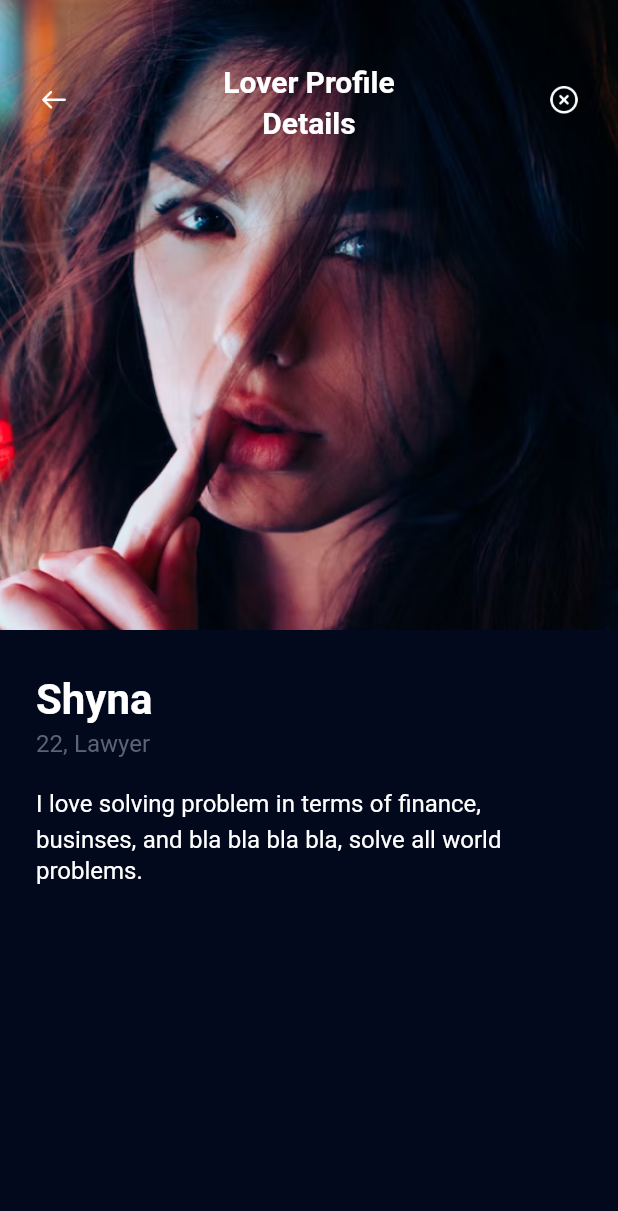
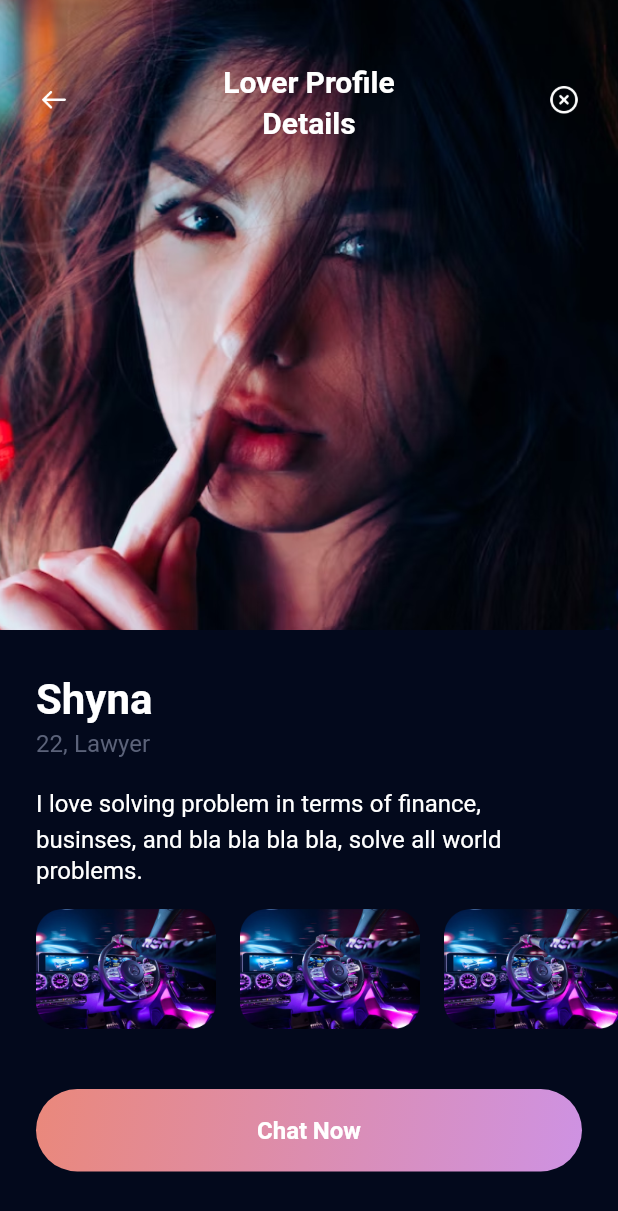
Before and after one commit to chaedirdwiantara/SarangApp, a Flutter app: the PeopleProfileScreen screen opened by its route, on a phone screen of 412 x 824 dp. Shown: the top 1211 px of the screen. Run offline on Flutter 3.47's test engine with Material 2 defaults, Android fonts, the phone set to English and light mode, and no system bars; our stand-ins replace google_fonts.

Commit message:
final slicing add button n scrollView image on detail profile

```diff
--- /dev/null
+++ b/lib/src/common_widgets/people_identity_widget.dart
@@ -0,0 +1,38 @@
+import 'package:flutter/material.dart';
+import 'package:sarang_app/src/theme_manager/font_manager.dart';
+import 'package:sarang_app/src/theme_manager/style_manager.dart';
+import 'package:sarang_app/src/theme_manager/values_manager.dart';
+
+class PeopleIdentityWidget extends StatelessWidget {
+  const PeopleIdentityWidget({
+    Key? key,
+  }) : super(key: key);
+
+  @override
+  Widget build(BuildContext context) {
+    return Padding(
+      padding: const EdgeInsets.symmetric(horizontal: AppPadding.p24),
+      child: Column(
+        crossAxisAlignment: CrossAxisAlignment.start,
+        children: [
+          Text(
+            'Shyna',
+            style: getWhiteTextStyle(
+                fontSize: FontSizeManager.f28,
+                fontWeight: FontWeightManager.semiBold),
+          ),
+          Text('22, Lawyer', style: getBlackTextStyle()),
+          const SizedBox(
+            height: AppSize.s16,
+          ),
+          Text(
+              'I love solving problem in terms of finance, businses, and bla bla bla bla, solve all world problems.',
+              style: getWhiteTextStyle()),
+          const SizedBox(
+            height: AppSize.s16,
+          )
+        ],
+      ),
+    );
+  }
+}
--- /dev/null
+++ b/lib/src/common_widgets/profile_detail_image_widget.dart
@@ -0,0 +1,57 @@
+import 'package:flutter/material.dart';
+import 'package:sarang_app/src/common_widgets/match_button_widget.dart';
+import 'package:sarang_app/src/theme_manager/asset_image_icon_manager.dart';
+import 'package:sarang_app/src/theme_manager/font_manager.dart';
+import 'package:sarang_app/src/theme_manager/style_manager.dart';
+import 'package:sarang_app/src/theme_manager/values_manager.dart';
+
+class ProfileDetailImageWidget extends StatelessWidget {
+  const ProfileDetailImageWidget({
+    Key? key,
+  }) : super(key: key);
+
+  @override
+  Widget build(BuildContext context) {
+    return Stack(
+      children: [
+        Container(
+          width: double.infinity,
+          height: 420.0,
+          decoration: const BoxDecoration(
+            image: DecorationImage(
+              fit: BoxFit.cover,
+              image: AssetImage(
+                  '${AssetImageIconManager.assetPath}/people_love1_image.png'),
+            ),
+          ),
+        ),
+        Padding(
+          padding: const EdgeInsets.symmetric(
+            vertical: AppPadding.p40,
+            horizontal: AppPadding.p26,
+          ),
+          child: Row(
+            mainAxisAlignment: MainAxisAlignment.spaceBetween,
+            children: [
+              MatchButtonWidget(
+                  dimension: 20.0,
+                  onTap: () {},
+                  iconPath: 'icon_arrow_left.png'),
+              Text(
+                'Lover Profile\nDetails',
+                textAlign: TextAlign.center,
+                style: getWhiteTextStyle(
+                    fontWeight: FontWeightManager.semiBold,
+                    fontSize: FontSizeManager.f20),
+              ),
+              MatchButtonWidget(
+                  dimension: 20.0,
+                  onTap: () {},
+                  iconPath: 'icon_close_circle.png')
+            ],
+          ),
+        )
+      ],
+    );
+  }
+}
--- a/lib/src/features/likes_you/presentation/people_provile_screen.dart
+++ b/lib/src/features/likes_you/presentation/people_provile_screen.dart
@@ -1,8 +1,8 @@
 import 'package:flutter/material.dart';
-import 'package:sarang_app/src/common_widgets/match_button_widget.dart';
+import 'package:sarang_app/src/common_widgets/custom_button_widget.dart';
+import 'package:sarang_app/src/common_widgets/people_identity_widget.dart';
+import 'package:sarang_app/src/common_widgets/profile_detail_image_widget.dart';
 import 'package:sarang_app/src/theme_manager/asset_image_icon_manager.dart';
-import 'package:sarang_app/src/theme_manager/font_manager.dart';
-import 'package:sarang_app/src/theme_manager/style_manager.dart';
 import 'package:sarang_app/src/theme_manager/values_manager.dart';
 
 class PeopleProfileScreen extends StatelessWidget {
@@ -14,71 +14,47 @@ class PeopleProfileScreen extends StatelessWidget {
     return Scaffold(
       body: Column(
         children: [
-          Stack(
-            children: [
+          const ProfileDetailImageWidget(),
+          const SizedBox(
+            height: AppSize.s30,
+          ),
+          const PeopleIdentityWidget(),
           Container(
-                width: double.infinity,
-                height: 420.0,
-                decoration: const BoxDecoration(
-                  image: DecorationImage(
+            height: 80.0,
+            margin: const EdgeInsets.only(
+              left: AppMargin.m24,
+            ),
+            child: ListView.builder(
+              scrollDirection: Axis.horizontal,
+              itemBuilder: (context, index) {
+                return Container(
+                  width: 120.0,
+                  height: 80.0,
+                  margin: const EdgeInsets.only(right: AppMargin.m16),
+                  decoration: BoxDecoration(
+                    borderRadius: BorderRadius.circular(AppSize.s18),
+                    image: const DecorationImage(
                       fit: BoxFit.cover,
                       image: AssetImage(
-                        '${AssetImageIconManager.assetPath}/people_love1_image.png'),
+                        '${AssetImageIconManager.assetPath}/hobby2_image.png',
                       ),
                     ),
                   ),
-              Padding(
-                padding: const EdgeInsets.symmetric(
-                  vertical: AppPadding.p40,
-                  horizontal: AppPadding.p26,
+                );
+              },
+              itemCount: 4,
             ),
-                child: Row(
-                  mainAxisAlignment: MainAxisAlignment.spaceBetween,
-                  children: [
-                    MatchButtonWidget(
-                        dimension: 20.0,
-                        onTap: () {},
-                        iconPath: 'icon_arrow_left.png'),
-                    Text(
-                      'Lover Profile\nDetails',
-                      textAlign: TextAlign.center,
-                      style: getWhiteTextStyle(
-                          fontWeight: FontWeightManager.semiBold,
-                          fontSize: FontSizeManager.f20),
-                    ),
-                    MatchButtonWidget(
-                        dimension: 20.0,
-                        onTap: () {},
-                        iconPath: 'icon_close_circle.png')
-                  ],
-                ),
-              )
-            ],
           ),
           const SizedBox(
-            height: AppSize.s30,
+            height: AppSize.s40,
           ),
           Padding(
             padding: const EdgeInsets.symmetric(horizontal: AppPadding.p24),
-            child: Column(
-              crossAxisAlignment: CrossAxisAlignment.start,
-              children: [
-                Text(
-                  'Shyna',
-                  style: getWhiteTextStyle(
-                      fontSize: FontSizeManager.f28,
-                      fontWeight: FontWeightManager.semiBold),
+            child: CustomeButtonWidget(title: 'Chat Now', onTap: () {}),
           ),
-                Text('22, Lawyer', style: getBlackTextStyle()),
           const SizedBox(
-                  height: AppSize.s16,
+            height: AppSize.s40,
           ),
-                Text(
-                    'I love solving problem in terms of finance, businses, and bla bla bla bla, solve all world problems.',
-                    style: getWhiteTextStyle()),
-              ],
-            ),
-          )
         ],
       ),
     );
```
Lines whose indentation alone changed are shown as unchanged.
